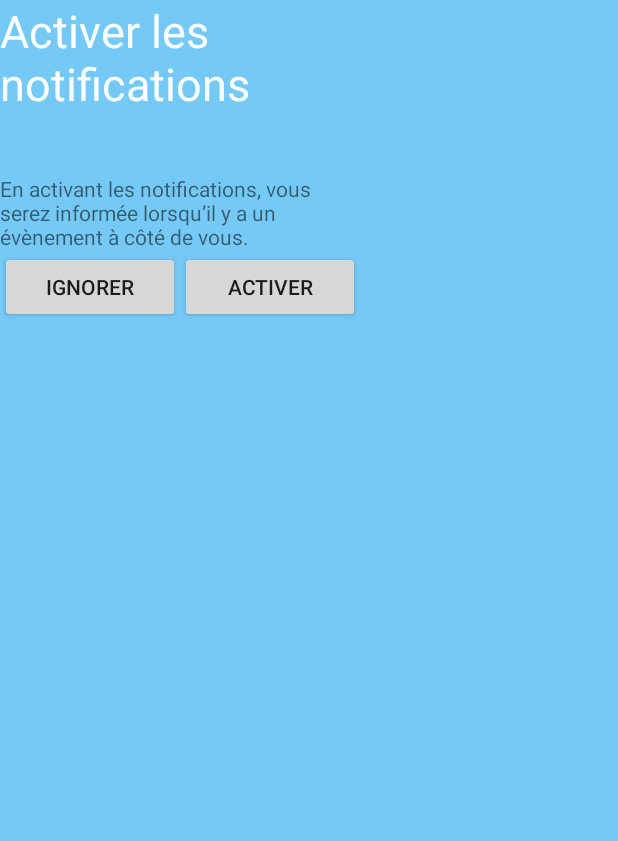
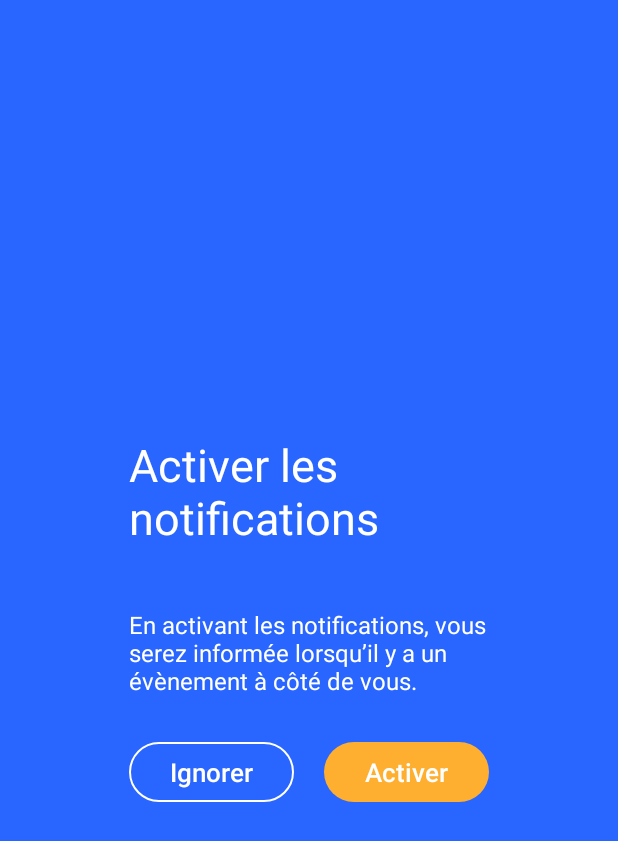
Before and after one commit to Medved6/pepite-android, an Android app: the screen it shows after launch (AfterRegisterActivity), on a phone screen of 412 x 824 dp. Shown: the top 841 px of the screen. Run offline under Robolectric (Android 15) with nearby library versions, the phone set to English and light mode, and no system bars; our stand-ins replace ButterKnife, Volley.

Commit message:
fix stye problems

```diff
--- a/app/src/main/java/com/example/sergewsevolojsky/pepiteapp/activity/LoginActivity.java
+++ b/app/src/main/java/com/example/sergewsevolojsky/pepiteapp/activity/LoginActivity.java
@@ -132,7 +132,7 @@ public class LoginActivity extends AppCompatActivity {
 
         Intent intent = new Intent(this, AfterRegisterActivity.class);
         startActivity(intent);
-        overridePendingTransition(R.anim.fade_in, R.anim.fade_out);
+        //overridePendingTransition(R.anim.fade_in, R.anim.fade_out);
 
     }
 
--- a/app/src/main/java/com/example/sergewsevolojsky/pepiteapp/fragments/GoToSportFragment.java
+++ b/app/src/main/java/com/example/sergewsevolojsky/pepiteapp/fragments/GoToSportFragment.java
@@ -46,6 +46,7 @@ public class GoToSportFragment extends Fragment {
             public void onClick(View view) {
                 Intent intent = new Intent(getActivity(), SportSelectionActivity.class);
                 startActivity(intent);
+                getActivity().finish();
             }
         });
 
--- a/app/src/main/res/layout/activity_register.xml
+++ b/app/src/main/res/layout/activity_register.xml
@@ -16,7 +16,8 @@
         android:layout_width="240dp"
         android:layout_height="wrap_content"
         android:orientation="vertical"
-        android:layout_centerHorizontal="true">
+        android:layout_centerHorizontal="true"
+        android:layout_marginTop="10dp">
 
         <TextView
             android:layout_width="match_parent"
--- a/app/src/main/res/layout/fragment_notification_permission.xml
+++ b/app/src/main/res/layout/fragment_notification_permission.xml
@@ -1,4 +1,4 @@
-<FrameLayout xmlns:android="http://schemas.android.com/apk/res/android"
+<RelativeLayout xmlns:android="http://schemas.android.com/apk/res/android"
     xmlns:tools="http://schemas.android.com/tools"
     android:layout_width="match_parent"
     android:layout_height="match_parent"
@@ -11,6 +11,8 @@
         android:layout_width="240dp"
         android:layout_height="wrap_content"
         android:orientation="vertical"
+        android:layout_centerHorizontal="true"
+        android:layout_centerVertical="true"
         >
 
         <TextView
@@ -22,7 +24,8 @@
         <TextView
             android:layout_width="match_parent"
             android:layout_height="wrap_content"
-            android:text="En activant les notifications, vous serez informée lorsqu’il y a un évènement à côté de vous."/>
+            android:text="En activant les notifications, vous serez informée lorsqu’il y a un évènement à côté de vous."
+            style="@style/introTextView"/>
 
 
         <LinearLayout
@@ -30,17 +33,21 @@
             android:layout_height="wrap_content">
             <Button
                 android:layout_width="wrap_content"
-                android:layout_height="wrap_content"
+                android:layout_height="40dp"
                 android:text="Ignorer"
-                android:layout_weight="1"/>
+                android:layout_weight="1"
+                android:layout_marginRight="10dp"
+                style="@style/whiteBorderButton"/>
             <Button
                 android:id="@+id/activate"
                 android:layout_width="wrap_content"
-                android:layout_height="wrap_content"
+                android:layout_height="40dp"
                 android:layout_weight="1"
-                android:text="Activer"/>
+                android:layout_marginLeft="10dp"
+                android:text="Activer"
+                style="@style/redButton"/>
         </LinearLayout>
 
     </LinearLayout>
 
-</FrameLayout>
+</RelativeLayout>
--- a/app/src/main/res/values/colors.xml
+++ b/app/src/main/res/values/colors.xml
@@ -1,8 +1,8 @@
 <?xml version="1.0" encoding="utf-8"?>
 <resources>
     <color name="colorPrimary">#3F51B5</color>
-    <color name="colorPrimaryDark">#74c9f6</color>
+    <color name="colorPrimaryDark">#2965ff</color>
     <color name="colorAccent">#FF4081</color>
-    <color name="colorMain">#74c9f6</color>
-    <color name="colorSecond">#ff5819</color>
+    <color name="colorMain">#2965ff</color>
+    <color name="colorSecond">#ffaf30</color>
 </resources>
--- a/app/src/main/res/values/styles.xml
+++ b/app/src/main/res/values/styles.xml
@@ -54,6 +54,7 @@
         <item name="android:paddingTop">15dp</item>
         <item name="android:paddingBottom">15dp</item>
         <item name="android:textColor">#fff</item>
+        <item name="android:textColorHint">#fff</item>
     </style>
 
 
```
